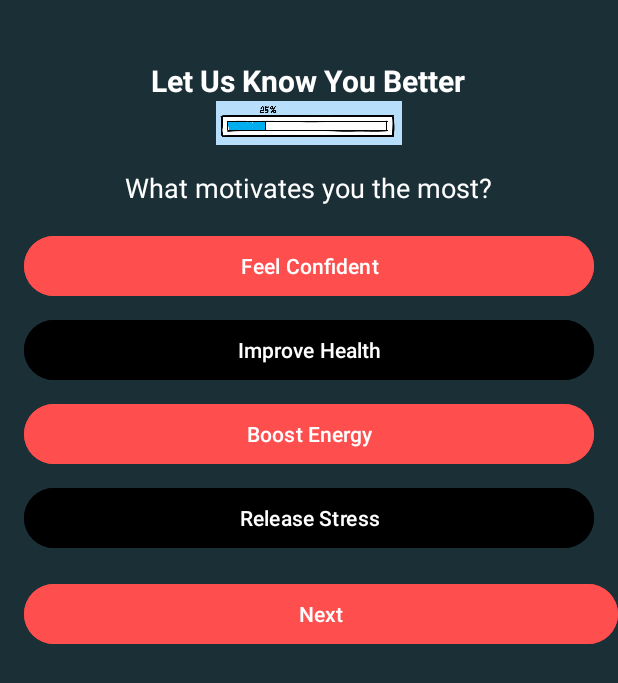
After one commit to mirajgansi/Jhigu-Fitness, an Android app: the layout activity_question.xml on its own in the app's theme, with its tools: preview values and no code run, on a phone screen of 412 x 824 dp. The commit adds this screen. Shown: the top 683 px of the screen. Run offline under Robolectric (Android 15) with nearby library versions, the phone set to English and light mode, and no system bars.

Commit message:
questionpagedesign

```diff
--- a/app/build.gradle.kts
+++ b/app/build.gradle.kts
@@ -4,17 +4,13 @@ plugins {
 }
 
 android {
-    namespace = "com.example.jhigu_fitness"
-    compileSdk = 34
+    namespace = "com.example.jhigu_fitness" // Replace with your app's package name
+    compileSdkVersion(35)
 
     defaultConfig {
-        applicationId = "com.example.jhigu_fitness"
-        minSdk = 25
-        targetSdk = 34
-        versionCode = 1
-        versionName = "1.0"
-
-        testInstrumentationRunner = "androidx.test.runner.AndroidJUnitRunner"
+        applicationId = "com.example.jhigu_fitness" // Replace with your app's package name
+        minSdkVersion(21)
+        targetSdkVersion(35)
     }
 
     buildTypes {
@@ -26,17 +22,18 @@ android {
             )
         }
     }
+
     compileOptions {
         sourceCompatibility = JavaVersion.VERSION_11
         targetCompatibility = JavaVersion.VERSION_11
     }
+
     kotlinOptions {
         jvmTarget = "11"
     }
 }
 
 dependencies {
-
     implementation(libs.androidx.core.ktx)
     implementation(libs.androidx.appcompat)
     implementation(libs.material)
--- a/app/src/main/AndroidManifest.xml
+++ b/app/src/main/AndroidManifest.xml
@@ -1,6 +1,6 @@
 <?xml version="1.0" encoding="utf-8"?>
 <manifest xmlns:android="http://schemas.android.com/apk/res/android"
-    xmlns:tools="http://schemas.android.com/tools">
+    xmlns:tools="http://schemas.android.com/tools" >
 
     <application
         android:allowBackup="true"
@@ -11,10 +11,19 @@
         android:roundIcon="@mipmap/ic_launcher_round"
         android:supportsRtl="true"
         android:theme="@style/Theme.JHIGUFITNESS"
-        tools:targetApi="31">
+        tools:targetApi="31" >
         <activity
-            android:name=".MainActivity"
-            android:exported="true">
+            android:name=".ui.activity.LoginActivity"
+            android:exported="true" >
+            <intent-filter>
+                <action android:name="android.intent.action.MAIN" />
+
+                <category android:name="android.intent.category.LAUNCHER" />
+            </intent-filter>
+        </activity>
+        <activity
+            android:name=".ui.activity.QuestionPage"
+            android:exported="true" >
             <intent-filter>
                 <action android:name="android.intent.action.MAIN" />
 
--- /dev/null
+++ b/app/src/main/java/com/example/jhigu_fitness/ui/activity/MainActivity.kt
@@ -0,0 +1,21 @@
+package com.example.jhigu_fitness.ui.activity
+
+import android.os.Bundle
+import androidx.activity.enableEdgeToEdge
+import androidx.appcompat.app.AppCompatActivity
+import androidx.core.view.ViewCompat
+import androidx.core.view.WindowInsetsCompat
+import com.example.jhigu_fitness.R
+
+class MainActivity : AppCompatActivity() {
+    override fun onCreate(savedInstanceState: Bundle?) {
+        super.onCreate(savedInstanceState)
+        enableEdgeToEdge()
+        setContentView(R.layout.activity_main)
+        ViewCompat.setOnApplyWindowInsetsListener(findViewById(R.id.main)) { v, insets ->
+            val systemBars = insets.getInsets(WindowInsetsCompat.Type.systemBars())
+            v.setPadding(systemBars.left, systemBars.top, systemBars.right, systemBars.bottom)
+            insets
+        }
+    }
+}
--- a/app/src/main/java/com/example/jhigu_fitness/MainActivity.kt
+++ b/app/src/main/java/com/example/jhigu_fitness/ui/activity/QuestionPage.kt
@@ -1,16 +1,17 @@
-package com.example.jhigu_fitness
+package com.example.jhigu_fitness.ui.activity
 
 import android.os.Bundle
 import androidx.activity.enableEdgeToEdge
 import androidx.appcompat.app.AppCompatActivity
 import androidx.core.view.ViewCompat
 import androidx.core.view.WindowInsetsCompat
+import com.example.jhigu_fitness.R
 
-class MainActivity : AppCompatActivity() {
+class QuestionPage : AppCompatActivity() {
     override fun onCreate(savedInstanceState: Bundle?) {
         super.onCreate(savedInstanceState)
         enableEdgeToEdge()
-        setContentView(R.layout.activity_main)
+        setContentView(R.layout.activity_question)
         ViewCompat.setOnApplyWindowInsetsListener(findViewById(R.id.main)) { v, insets ->
             val systemBars = insets.getInsets(WindowInsetsCompat.Type.systemBars())
             v.setPadding(systemBars.left, systemBars.top, systemBars.right, systemBars.bottom)
--- a/app/src/main/res/layout/activity_main.xml
+++ b/app/src/main/res/layout/activity_main.xml
@@ -5,7 +5,7 @@
     android:id="@+id/main"
     android:layout_width="match_parent"
     android:layout_height="match_parent"
-    tools:context=".MainActivity">
+    tools:context=".ui.activity.MainActivity">
 
     <TextView
         android:layout_width="wrap_content"
--- /dev/null
+++ b/app/src/main/res/layout/activity_question.xml
@@ -0,0 +1,111 @@
+<?xml version="1.0" encoding="utf-8"?>
+<LinearLayout xmlns:android="http://schemas.android.com/apk/res/android"
+    xmlns:app="http://schemas.android.com/apk/res-auto"
+    android:id="@+id/main"
+    android:layout_width="match_parent"
+    android:layout_height="match_parent"
+    android:background="@color/back"
+    android:orientation="vertical">
+
+    <!-- Back Button -->
+    <ImageView
+        android:id="@+id/backButton"
+        android:layout_width="wrap_content"
+        android:layout_height="wrap_content"
+        android:layout_marginStart="16dp"
+        android:layout_marginTop="16dp" />
+
+    <!-- Title -->
+    <TextView
+        android:id="@+id/titleText"
+        android:layout_width="wrap_content"
+        android:layout_height="wrap_content"
+        android:layout_gravity="center"
+        android:layout_marginTop="24dp"
+        android:text="Let Us Know You Better"
+        android:textColor="@color/white"
+        android:textSize="20sp"
+        android:textStyle="bold" />
+
+    <!-- Progress Bar -->
+
+
+    <!-- Progress Text -->
+
+    <!-- Question Text -->
+
+    <ImageView
+        android:id="@+id/imageView"
+        android:layout_width="match_parent"
+        android:layout_height="29dp"
+        app:srcCompat="@drawable/bar" />
+
+    <TextView
+        android:id="@+id/questionText"
+        android:layout_width="wrap_content"
+        android:layout_height="wrap_content"
+        android:layout_gravity="center"
+        android:layout_marginTop="16dp"
+        android:text="What motivates you the most?"
+        android:textColor="@color/white"
+        android:textSize="18sp" />
+
+    <!-- Options -->
+    <Button
+        android:id="@+id/optionFeelConfident"
+        android:layout_width="match_parent"
+        android:layout_height="wrap_content"
+        android:layout_marginStart="16dp"
+        android:layout_marginTop="16dp"
+        android:layout_marginEnd="16dp"
+        android:backgroundTint="@color/red"
+        android:text="Feel Confident"
+        android:textColor="@color/white" />
+
+    <Button
+        android:id="@+id/optionImproveHealth"
+        android:layout_width="match_parent"
+        android:layout_height="wrap_content"
+        android:layout_marginStart="16dp"
+        android:layout_marginTop="8dp"
+        android:layout_marginEnd="16dp"
+        android:backgroundTint="@color/black"
+        android:text="Improve Health"
+        android:textColor="@color/white" />
+
+    <Button
+        android:id="@+id/optionBoostEnergy"
+        android:layout_width="match_parent"
+        android:layout_height="wrap_content"
+        android:layout_marginStart="16dp"
+        android:layout_marginTop="8dp"
+        android:layout_marginEnd="16dp"
+        android:backgroundTint="@color/red"
+        android:text="Boost Energy"
+        android:textColor="@color/white" />
+
+    <Button
+        android:id="@+id/optionReleaseStress"
+        android:layout_width="match_parent"
+        android:layout_height="wrap_content"
+        android:layout_marginStart="16dp"
+        android:layout_marginTop="8dp"
+        android:layout_marginEnd="16dp"
+        android:backgroundTint="@color/black"
+        android:text="Release Stress"
+        android:textColor="@color/white" />
+
+    <!-- Next Button -->
+    <Button
+        android:id="@+id/buttonNext"
+        android:layout_width="396dp"
+        android:layout_height="wrap_content"
+        android:layout_marginStart="16dp"
+        android:layout_marginTop="16dp"
+        android:layout_marginEnd="16dp"
+        android:layout_marginBottom="24dp"
+        android:backgroundTint="@color/red"
+        android:text="Next"
+        android:textColor="@color/white" />
+
+</LinearLayout>
--- a/app/src/main/res/values/colors.xml
+++ b/app/src/main/res/values/colors.xml
@@ -2,4 +2,7 @@
 <resources>
     <color name="black">#FF000000</color>
     <color name="white">#FFFFFFFF</color>
+    <color name="red">#FF4E4E</color>
+    <color name="back">#1B2F37</color>
+
 </resources>
```
Also changed, not shown: app/src/main/res/drawable/bar.jpg (added).
